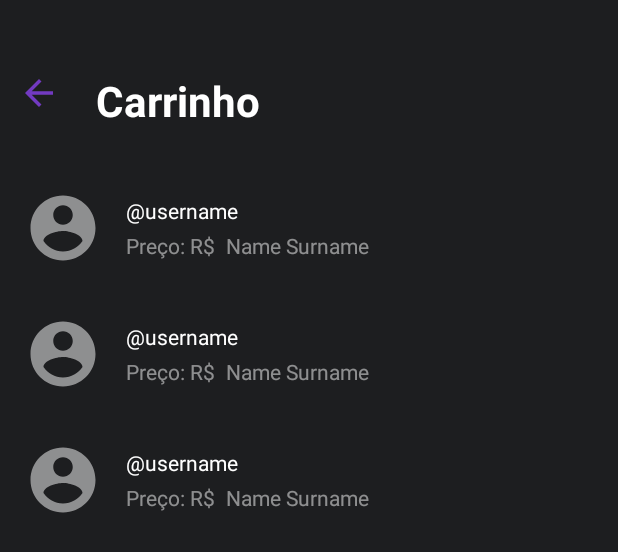
After one commit to fonsecas/framework-desafio, an Android app: the layout activity_cart.xml on its own in the app's theme, with its tools: preview values and no code run, on a phone screen of 412 x 824 dp. The commit adds this screen. Shown: the top 552 px of the screen. Run offline under Robolectric (Android 15) with nearby library versions, the phone set to English and light mode, and no system bars.

Commit message:
Add NavData, CartActivity, BaseViewModel e BaseActivity

```diff
--- /dev/null
+++ b/app/src/main/java/com/framework/desafio/android/presentation/view/cart/CartViewModel.kt
@@ -0,0 +1,5 @@
+package com.framework.desafio.android.presentation.view.cart
+
+import com.framework.desafio.android.presentation.util.base.BaseViewModel
+
+class CartViewModel : BaseViewModel()
--- a/app/src/main/java/com/framework/desafio/android/presentation/view/FruitListAdapter.kt
+++ b/app/src/main/java/com/framework/desafio/android/presentation/view/home/FruitListAdapter.kt
@@ -1,4 +1,4 @@
-package com.framework.desafio.android.presentation.view
+package com.framework.desafio.android.presentation.view.home
 
 import android.view.ViewGroup
 import androidx.recyclerview.widget.DiffUtil
--- a/app/src/main/java/com/framework/desafio/android/presentation/view/FruitListIViewHolder.kt
+++ b/app/src/main/java/com/framework/desafio/android/presentation/view/home/FruitListIViewHolder.kt
@@ -1,4 +1,4 @@
-package com.framework.desafio.android.presentation.view
+package com.framework.desafio.android.presentation.view.home
 
 import android.view.LayoutInflater
 import android.view.ViewGroup
--- /dev/null
+++ b/app/src/main/res/drawable/ic_baseline_arrow_back_24.xml
@@ -0,0 +1,5 @@
+<vector android:height="28dp" android:tint="#723AC1"
+    android:viewportHeight="24" android:viewportWidth="24"
+    android:width="28dp" xmlns:android="http://schemas.android.com/apk/res/android">
+    <path android:fillColor="@android:color/white" android:pathData="M20,11H7.83l5.59,-5.59L12,4l-8,8 8,8 1.41,-1.41L7.83,13H20v-2z"/>
+</vector>
--- /dev/null
+++ b/app/src/main/res/drawable/ic_baseline_shopping_cart_24.xml
@@ -0,0 +1,5 @@
+<vector android:height="28dp" android:tint="#723AC1"
+    android:viewportHeight="24" android:viewportWidth="24"
+    android:width="28dp" xmlns:android="http://schemas.android.com/apk/res/android">
+    <path android:fillColor="@android:color/white" android:pathData="M7,18c-1.1,0 -1.99,0.9 -1.99,2S5.9,22 7,22s2,-0.9 2,-2 -0.9,-2 -2,-2zM1,2v2h2l3.6,7.59 -1.35,2.45c-0.16,0.28 -0.25,0.61 -0.25,0.96 0,1.1 0.9,2 2,2h12v-2L7.42,15c-0.14,0 -0.25,-0.11 -0.25,-0.25l0.03,-0.12 0.9,-1.63h7.45c0.75,0 1.41,-0.41 1.75,-1.03l3.58,-6.49c0.08,-0.14 0.12,-0.31 0.12,-0.48 0,-0.55 -0.45,-1 -1,-1L5.21,4l-0.94,-2L1,2zM17,18c-1.1,0 -1.99,0.9 -1.99,2s0.89,2 1.99,2 2,-0.9 2,-2 -0.9,-2 -2,-2z"/>
+</vector>
--- /dev/null
+++ b/app/src/main/res/layout/activity_cart.xml
@@ -0,0 +1,59 @@
+<?xml version="1.0" encoding="utf-8"?>
+<layout xmlns:android="http://schemas.android.com/apk/res/android"
+    xmlns:app="http://schemas.android.com/apk/res-auto"
+    xmlns:tools="http://schemas.android.com/tools">
+
+    <FrameLayout
+        android:layout_width="match_parent"
+        android:layout_height="match_parent">
+
+        <androidx.core.widget.NestedScrollView
+            android:layout_width="match_parent"
+            android:layout_height="match_parent"
+            android:background="@color/colorPrimaryDark">
+
+            <androidx.constraintlayout.widget.ConstraintLayout
+                android:layout_width="match_parent"
+                android:layout_height="match_parent"
+                android:paddingTop="@dimen/spacing_48">
+
+                <ImageView
+                    android:id="@+id/backButton"
+                    android:layout_width="wrap_content"
+                    android:layout_height="wrap_content"
+                    android:layout_marginHorizontal="@dimen/spacing_12"
+                    android:src="@drawable/ic_baseline_arrow_back_24"
+                    app:layout_constraintStart_toStartOf="parent"
+                    app:layout_constraintTop_toTopOf="parent" />
+
+                <TextView
+                    android:id="@+id/title"
+                    style="@style/ScreenTitleTextView"
+                    android:layout_width="wrap_content"
+                    android:layout_height="wrap_content"
+                    android:layout_marginStart="@dimen/spacing_24"
+                    android:text="@string/cart_tittle"
+                    app:layout_constraintBottom_toTopOf="@id/recyclerView"
+                    app:layout_constraintStart_toEndOf="@id/backButton"
+                    app:layout_constraintTop_toTopOf="parent" />
+
+                <androidx.recyclerview.widget.RecyclerView
+                    android:id="@+id/recyclerView"
+                    android:layout_width="match_parent"
+                    android:layout_height="wrap_content"
+                    android:layout_marginTop="@dimen/spacing_24"
+                    app:layoutManager="androidx.recyclerview.widget.LinearLayoutManager"
+                    app:layout_constraintBottom_toBottomOf="parent"
+                    app:layout_constraintEnd_toEndOf="parent"
+                    app:layout_constraintStart_toStartOf="parent"
+                    app:layout_constraintTop_toBottomOf="@+id/title"
+                    tools:listitem="@layout/list_item_user" />
+            </androidx.constraintlayout.widget.ConstraintLayout>
+        </androidx.core.widget.NestedScrollView>
+
+        <com.framework.desafio.android.presentation.util.placeholder.PlaceholderView
+            android:id="@+id/placeholder_view"
+            android:layout_width="match_parent"
+            android:layout_height="match_parent" />
+    </FrameLayout>
+</layout>
--- a/app/src/main/res/values/strings.xml
+++ b/app/src/main/res/values/strings.xml
@@ -1,6 +1,7 @@
 <resources>
     <string name="app_name">FrameWork</string>
     <string name="title">E-commerce</string>
+    <string name="cart_tittle">Carrinho</string>
     <string name="error">Ocorreu um erro. Tente novamente.</string>
     <!--Global Strings-->
     <string name="global_try_again">Tentar novamente</string>
```
Also changed, not shown: app/src/main/AndroidManifest.xml (+8 -2 lines), app/src/main/java/com/framework/desafio/android/presentation/di/ViewModelModule.kt (+6 -1 lines), app/src/main/java/com/framework/desafio/android/presentation/util/base/BaseActivity.kt (added, +23 -0 lines), app/src/main/java/com/framework/desafio/android/presentation/util/base/BaseViewModel.kt (+8 -1 lines), app/src/main/java/com/framework/desafio/android/presentation/util/navigation/NavData.kt (added, +7 -0 lines), app/src/main/java/com/framework/desafio/android/presentation/view/cart/CartActivity.kt (added, +39 -0 lines), app/src/main/java/com/framework/desafio/android/presentation/view/cart/CartNavData.kt (added, +11 -0 lines), app/src/main/java/com/framework/desafio/android/presentation/view/home/MainActivity.kt (renamed from app/src/main/java/com/framework/desafio/android/presentation/view/MainActivity.kt, +24 -19 lines), app/src/main/java/com/framework/desafio/android/presentation/view/home/MainViewModel.kt (renamed from app/src/main/java/com/framework/desafio/android/presentation/view/MainViewModel.kt, +6 -1 lines), app/src/main/res/layout/activity_main.xml (+9 -0 lines).
